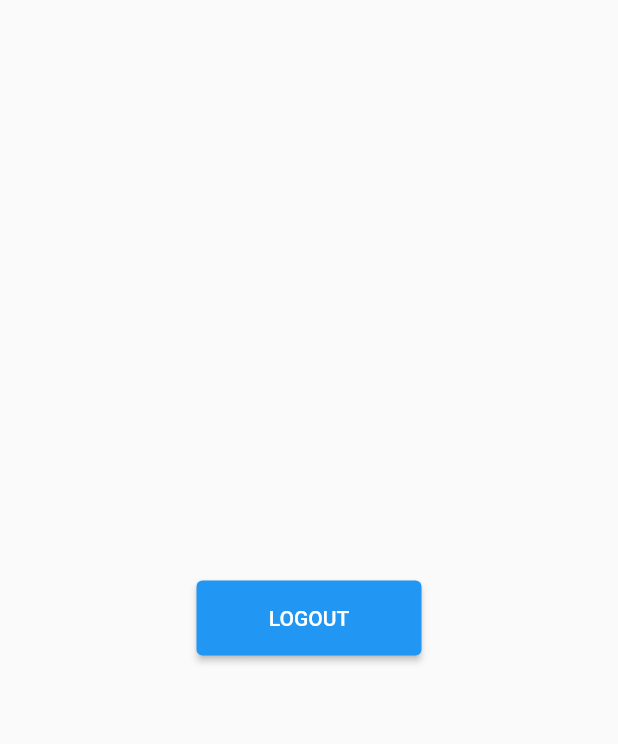
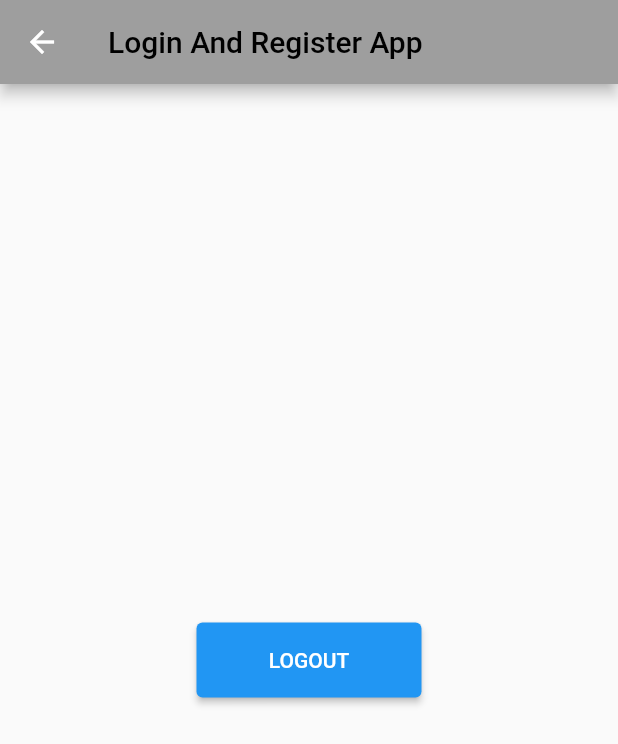
Before and after one commit to shubhamghadi123/LoginAndRegister-Flutter, a Flutter app: the Home screen opened directly, on a phone screen of 412 x 824 dp. Shown: the top 744 px of the screen. Run offline on Flutter 3.47's test engine with Material 2 defaults, Android fonts, the phone set to English and light mode, and no system bars; our stand-ins replace fluttertoast.

Commit message:
added app bar to home screen

```diff
--- a/lib/pages/home.dart
+++ b/lib/pages/home.dart
@@ -12,6 +12,13 @@ class _HomeState extends State<Home> {
   @override
   Widget build(BuildContext context) {
     return Scaffold(
+      appBar: AppBar(
+        title: const Text("Login And Register App",
+          style: TextStyle(
+            color: Colors.black),
+        ),
+        backgroundColor: Colors.grey,
+      ),
       body: Center(
         child: SizedBox(
           width: 150,
```
